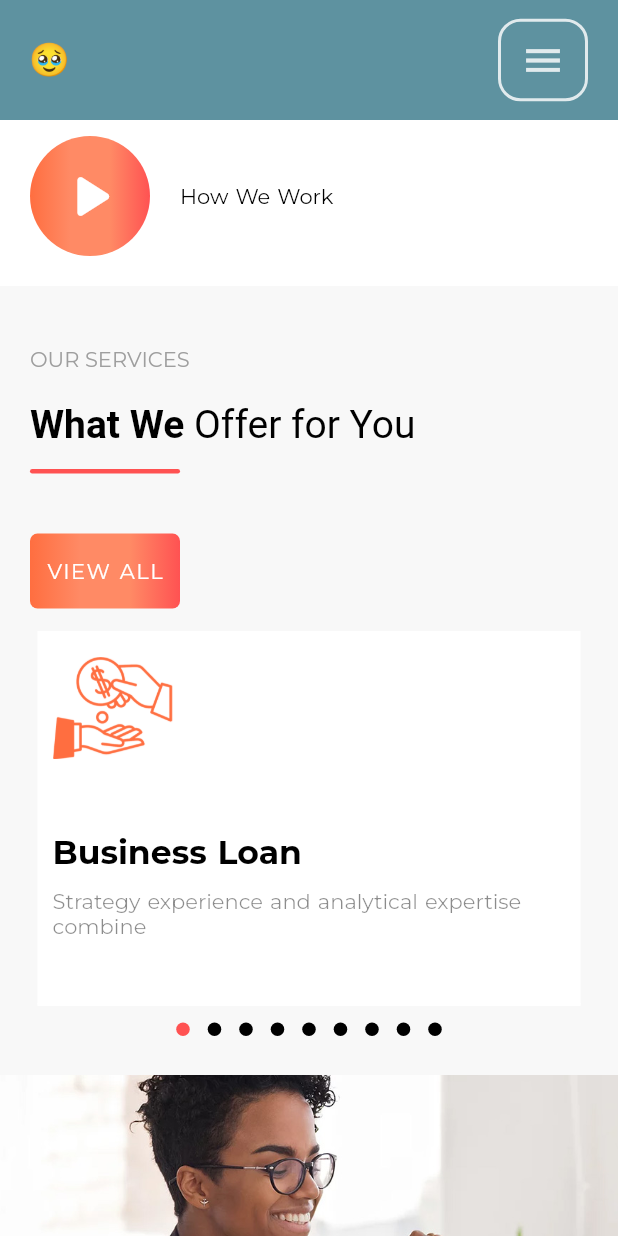
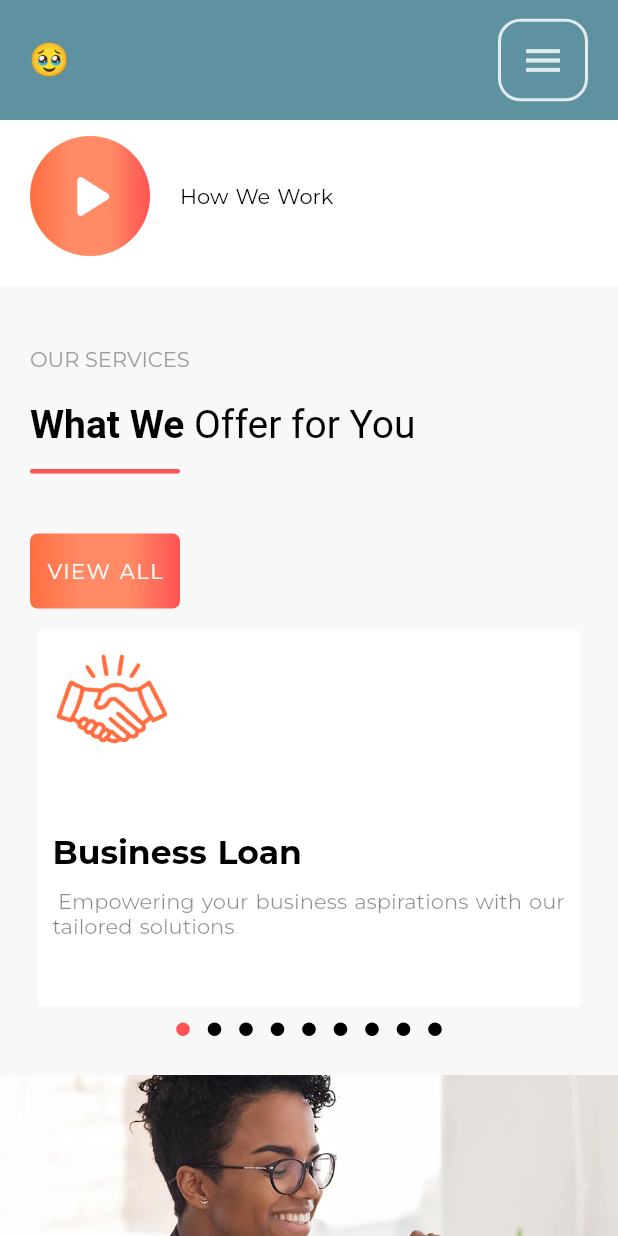
Before and after one commit to rounakraj03/loan-flutter, a Flutter app: the screen it shows after launch, scrolled down 1152 dp, on a phone screen of 412 x 824 dp. Run offline on Flutter 3.47's test engine with Material 2 defaults, Android fonts, the phone set to English and light mode, and no system bars; drawn by our look-alikes of carousel_slider, dots_indicator; our stand-ins replace dio, google_fonts, visibility_detector.

```diff
--- a/lib/res/assets.dart
+++ b/lib/res/assets.dart
@@ -33,4 +33,17 @@ class Assets {
   static const String twitterLogo = "assets/icons/twitterIcon.png";
   static const String youtubeLogo = "assets/icons/youtubeIcon.png";
 
+  static const String iconCar = "assets/icons/iconCar4.png";
+  static const String iconHandHealth = "assets/icons/iconHandHealth.png";
+  static const String iconHandHome = "assets/icons/iconHandHome.png";
+  static const String iconHandMoney = "assets/icons/iconHandMoney.png";
+  static const String iconHandSafety = "assets/icons/iconHandSafety.png";
+  static const String iconHandShake = "assets/icons/iconHandshake.png";
+  static const String iconHomeLoan = "assets/icons/iconHomeLoan.png";
+  static const String iconMen = "assets/icons/iconMen.png";
+  static const String iconMoneyPlant = "assets/icons/iconMoneyPlant.png";
+  static const String iconProgress = "assets/icons/iconProgress.png";
+  static const String iconProperty = "assets/icons/iconProperty.png";
+  static const String iconSuitcase = "assets/icons/iconSuitcase.png";
+
 }
--- a/lib/widgets/homeWidgets.dart
+++ b/lib/widgets/homeWidgets.dart
@@ -529,15 +529,13 @@ class _HomeFourWidgetState extends State<HomeFourWidget> {
                 // add carousel slider
                 CarouselSlider(
                     items: [
-                      CardContainer(assetName: Assets.offer1, heading: "Business Loan", subHeading: "Strategy experience and analytical expertise combine",),
-                      CardContainer(assetName: Assets.offer2, heading: "Loan against Property", subHeading: "Enable decision making and create Business plan",),
-                      CardContainer(assetName: Assets.offer3, heading: "Personal Loan", subHeading: "Capital market perspective to growth business",),
-                      CardContainer(assetName: Assets.offer4, heading: "Home Loan", subHeading: "Linking corporate business strategy capital markets",),
-                      // CardContainer(assetName: Assets.offer5, heading: "Construction Loan", subHeading: "Managing effectively source of competitive advantage",),
-                      // CardContainer(assetName: Assets.offer6, heading: "Education Loan", subHeading: "Organizing financial strategy competitive business",),
-                      CardContainer(assetName: Assets.offer7, heading: "Car Loan", subHeading: "Technology is an integral differentiating competition",),
-                      CardContainer(assetName: Assets.offer8, heading: "General Insurance", subHeading: "Potentially of your business that both influences",),
-                      CardContainer(assetName: Assets.offer9, heading: "Health Insurance", subHeading: "Expert analysis provocative points of marketing",),
+                      CardContainer(assetName: Assets.iconHandShake, heading: "Business Loan", subHeading: " Empowering your business aspirations with our tailored solutions",),
+                      CardContainer(assetName: Assets.iconProperty, heading: "Loan against Property", subHeading: "Unlock the value of your property for a brighter financial future",),
+                      CardContainer(assetName: Assets.iconMen, heading: "Personal Loan", subHeading: "Elevating personal dreams with flexible financing options",),
+                      CardContainer(assetName: Assets.iconHomeLoan, heading: "Home Loan", subHeading: "Bridging the gap between you and your dream home",),
+                      CardContainer(assetName: Assets.iconCar, heading: "Car Loan", subHeading: "Driving your ambitions forward with our easy auto loans",),
+                      CardContainer(assetName: Assets.iconHandSafety, heading: "General Insurance", subHeading: "Safeguarding your assets against unforeseen challenges",),
+                      CardContainer(assetName: Assets.iconHandHealth, heading: "Health Insurance", subHeading: "Investing in your health, ensuring peace of mind",),
                     ],
                     carouselController: buttonCarouselController,
                     options: CarouselOptions(
@@ -617,15 +615,13 @@ class _HomeFourWidgetState extends State<HomeFourWidget> {
                 // add carousel slider
                 CarouselSlider(
                     items: [
-                      CardContainer(assetName: Assets.offer1, heading: "Business Loan", subHeading: "Strategy experience and analytical expertise combine",),
-                      CardContainer(assetName: Assets.offer2, heading: "Commercial Loan", subHeading: "Enable decision making and create Business plan",),
-                      CardContainer(assetName: Assets.offer3, heading: "Personal Loan", subHeading: "Capital market perspective to growth business",),
-                      CardContainer(assetName: Assets.offer4, heading: "Home Loan", subHeading: "Linking corporate business strategy capital markets",),
-                      CardContainer(assetName: Assets.offer5, heading: "Construction Loan", subHeading: "Managing effectively source of competitive advantage",),
-                      CardContainer(assetName: Assets.offer6, heading: "Education Loan", subHeading: "Organizing financial strategy competitive business",),
-                      CardContainer(assetName: Assets.offer7, heading: "Car Loan", subHeading: "Technology is an integral differentiating competition",),
-                      CardContainer(assetName: Assets.offer8, heading: "Investment Loan", subHeading: "Potentially of your business that both influences",),
-                      CardContainer(assetName: Assets.offer9, heading: "Goal Loan", subHeading: "Expert analysis provocative points of marketing",),
+                      CardContainer(assetName: Assets.iconHandShake, heading: "Business Loan", subHeading: " Empowering your business aspirations with our tailored solutions",),
+                      CardContainer(assetName: Assets.iconProperty, heading: "Loan against Property", subHeading: "Unlock the value of your property for a brighter financial future",),
+                      CardContainer(assetName: Assets.iconMen, heading: "Personal Loan", subHeading: "Elevating personal dreams with flexible financing options",),
+                      CardContainer(assetName: Assets.iconHomeLoan, heading: "Home Loan", subHeading: "Bridging the gap between you and your dream home",),
+                      CardContainer(assetName: Assets.iconCar, heading: "Car Loan", subHeading: "Driving your ambitions forward with our easy auto loans",),
+                      CardContainer(assetName: Assets.iconHandSafety, heading: "General Insurance", subHeading: "Safeguarding your assets against unforeseen challenges",),
+                      CardContainer(assetName: Assets.iconHandHealth, heading: "Health Insurance", subHeading: "Investing in your health, ensuring peace of mind",),
                     ],
                     carouselController: buttonCarouselController,
                     options: CarouselOptions(
```
Also changed, not shown: assets/icons/iconCar4.png (added), assets/icons/iconHandHealth.png (added), assets/icons/iconHandHome.png (added), assets/icons/iconHandMoney.png (added), assets/icons/iconHandSafety.png (added), assets/icons/iconHandshake.png (added), assets/icons/iconHomeLoan.png (added), assets/icons/iconMen.png (added), assets/icons/iconMoneyPlant.png (added), assets/icons/iconProgress.png (added), assets/icons/iconProperty.png (added), assets/icons/iconSuitcase.png (added).
